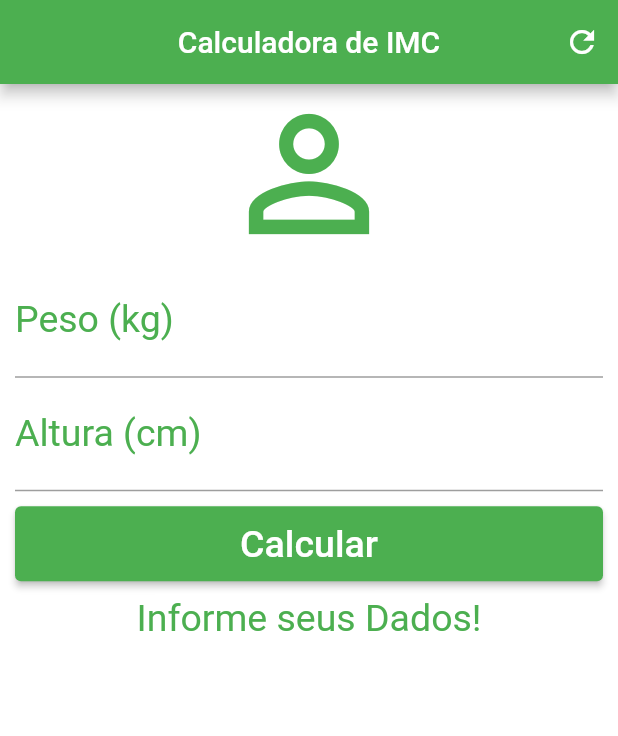
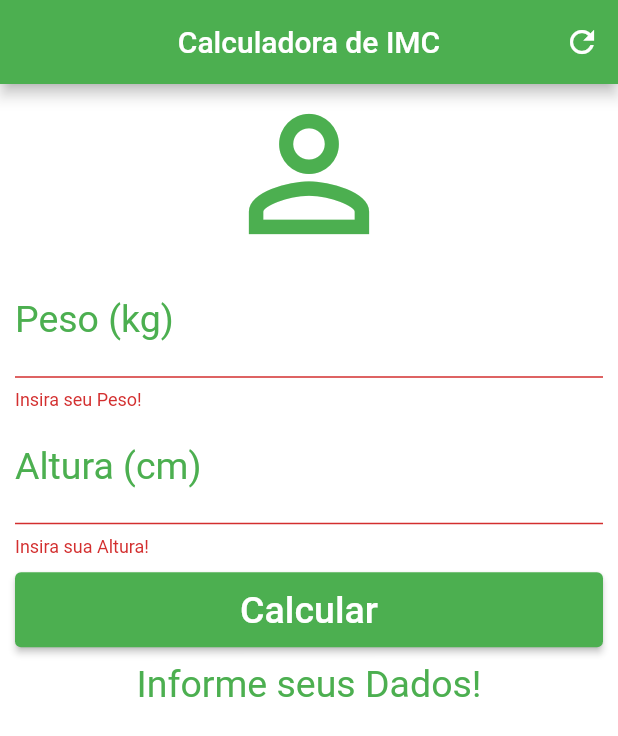
Before and after one commit to kauanmeira/calculadora-imc-flutter, a Flutter app: the screen it shows after launch, after a tap on "Calcular", on a phone screen of 412 x 824 dp. Shown: the top 736 px of the screen. Run offline on Flutter 3.47's test engine with Material 2 defaults, Android fonts, the phone set to English and light mode, and no system bars.

Commit message:
finalização layout

```diff
--- a/lib/main.dart
+++ b/lib/main.dart
@@ -18,12 +18,17 @@ class _HomeState extends State<Home> {
   TextEditingController weightController = TextEditingController();
   TextEditingController heightController = TextEditingController();
 
+  GlobalKey<FormState> _formKey = GlobalKey<FormState>();
+
   String _infoText = 'Informe seus Dados!';
 
   void _resetFields() {
-    weightController.text = '';
-    heightController.text = '';
-    _infoText = 'Informe seus dados!';
+    weightController.text = "";
+    heightController.text = "";
+    setState(() {
+      _infoText = "Informe seus dados!";
+      _formKey = GlobalKey<FormState>();
+    });
   }
 
   void _calculate() {
@@ -62,11 +67,14 @@ class _HomeState extends State<Home> {
       backgroundColor: Colors.white,
       body: SingleChildScrollView(
         padding: const EdgeInsets.fromLTRB(10.0, 0.0, 10.0, 0.0),
+        child: Form(
+          key: _formKey,
           child: Column(
             crossAxisAlignment: CrossAxisAlignment.stretch,
             children: [
-            const Icon(Icons.person_outline, size: 120.0, color: Colors.green),
-            TextField(
+              const Icon(Icons.person_outline,
+                  size: 120.0, color: Colors.green),
+              TextFormField(
                 keyboardType: TextInputType.number,
                 decoration: const InputDecoration(
                   labelText: 'Peso (kg)',
@@ -75,8 +83,13 @@ class _HomeState extends State<Home> {
                 textAlign: TextAlign.center,
                 style: const TextStyle(color: Colors.green, fontSize: 25.0),
                 controller: weightController,
+                validator: (value) {
+                  if (value!.isEmpty) {
+                    return 'Insira seu Peso!';
+                  }
+                },
               ),
-            TextField(
+              TextFormField(
                 keyboardType: TextInputType.number,
                 decoration: const InputDecoration(
                   labelText: 'Altura (cm)',
@@ -85,13 +98,22 @@ class _HomeState extends State<Home> {
                 textAlign: TextAlign.center,
                 style: const TextStyle(color: Colors.green, fontSize: 25.0),
                 controller: heightController,
+                validator: (value) {
+                  if (value!.isEmpty) {
+                    return 'Insira sua Altura!';
+                  }
+                },
               ),
               Padding(
                 padding: const EdgeInsets.only(top: 10.0, bottom: 10.0),
                 child: Container(
                   height: 50.0,
                   child: ElevatedButton(
-                  onPressed: _calculate,
+                    onPressed: () {
+                      if (_formKey.currentState!.validate()) {
+                        _calculate();
+                      }
+                    },
                     style: ElevatedButton.styleFrom(
                       backgroundColor: Colors.green,
                     ),
@@ -110,6 +132,7 @@ class _HomeState extends State<Home> {
             ],
           ),
         ),
+      ),
     );
   }
 }
```
Lines whose indentation alone changed are shown as unchanged.
